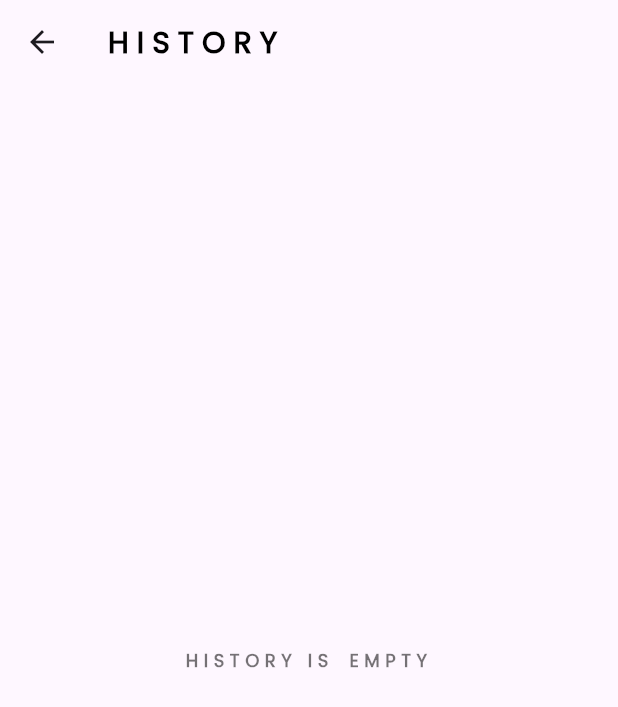
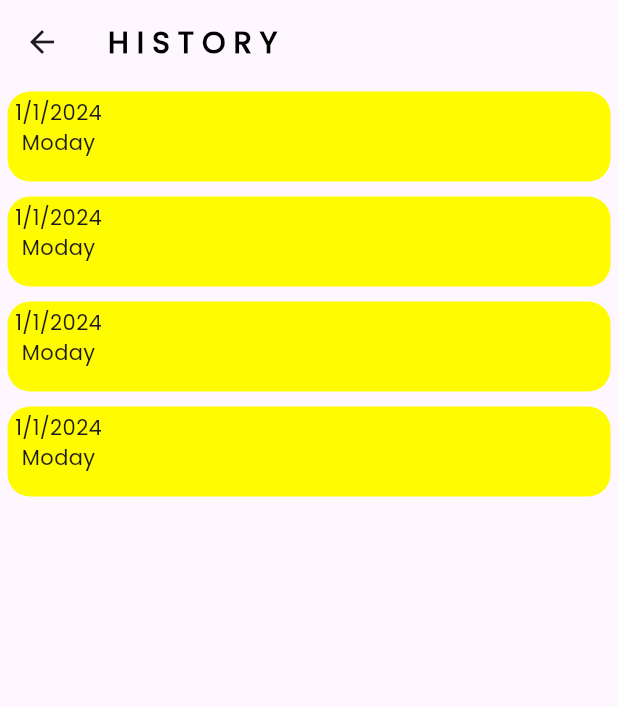
Before and after one commit to akhil-bhaskaran/DepTrack, a Flutter app: the History screen opened directly, on a phone screen of 412 x 824 dp. Shown: the top 707 px of the screen. Run offline on Flutter 3.47's test engine with Material 3 defaults, Android fonts, the phone set to English and light mode, and no system bars; our stand-ins replace curved_navigation_bar, flutter_slidable, timeline_tile; missing offline and left inert: insta_image_viewer.

Commit message:
feat : History

```diff
--- /dev/null
+++ b/lib/components/expens_card.dart
@@ -0,0 +1,37 @@
+import 'package:flutter/material.dart';
+
+class ExpenseCard extends StatelessWidget {
+  final String date;
+  final String day;
+  final double amount;
+
+  const ExpenseCard({
+    super.key,
+    required this.date,
+    required this.day,
+    required this.amount,
+  });
+
+  @override
+  Widget build(BuildContext context) {
+    return Container(
+      padding: EdgeInsets.symmetric(vertical: 4, horizontal: 5),
+      margin: EdgeInsets.symmetric(vertical: 5, horizontal: 5),
+      height: 60,
+      width: MediaQuery.of(context).size.width,
+      decoration: BoxDecoration(
+          borderRadius: BorderRadius.circular(15),
+          color: const Color.fromARGB(255, 255, 251, 0)),
+      child: Row(
+        children: [
+          Column(
+            children: [
+              Text(date),
+              Text(day),
+            ],
+          ),
+        ],
+      ),
+    );
+  }
+}
--- a/lib/pages/history.dart
+++ b/lib/pages/history.dart
@@ -1,12 +1,16 @@
 import 'package:flutter/material.dart';
 import 'package:pattip/components/constants.dart';
+import 'package:pattip/components/expens_card.dart';
+import 'package:pattip/components/provider.dart';
+import 'package:provider/provider.dart';
 
 class History extends StatelessWidget {
   const History({super.key});
 
   @override
   Widget build(BuildContext context) {
-    return Scaffold(
+    return Consumer<MenuProvider>(
+      builder: (context, value, child) => Scaffold(
           appBar: AppBar(
             backgroundColor: Colors.transparent,
             title: Text(
@@ -14,12 +18,11 @@ class History extends StatelessWidget {
               style: Values.txtstyle4,
             ),
           ),
-      body: Center(
-        child: Text(
-          "H I S T O R Y   I S    E M P T Y ",
-          style: Values.txtstyle1,
-        ),
-      ),
+          body: ListView.builder(
+            itemCount: 4,
+            itemBuilder: (context, index) => ExpenseCard(
+                date: '1/1/2024', day: "Moday", amount: value.todaysExpense),
+          )),
     );
   }
 }
--- a/pubspec.yaml
+++ b/pubspec.yaml
@@ -40,6 +40,7 @@ dependencies:
   curved_navigation_bar: ^1.0.6
   flutter_slidable: ^3.1.0
   provider: ^6.1.2
+  firebase_auth: ^5.1.0
 
 
 dev_dependencies:
```
Also changed, not shown: pubspec.lock, 3 other files. Lines whose indentation alone changed are shown as unchanged.
